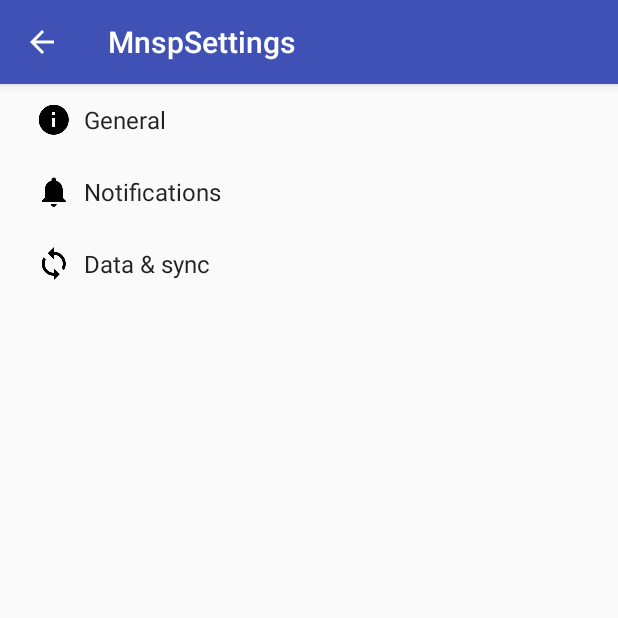
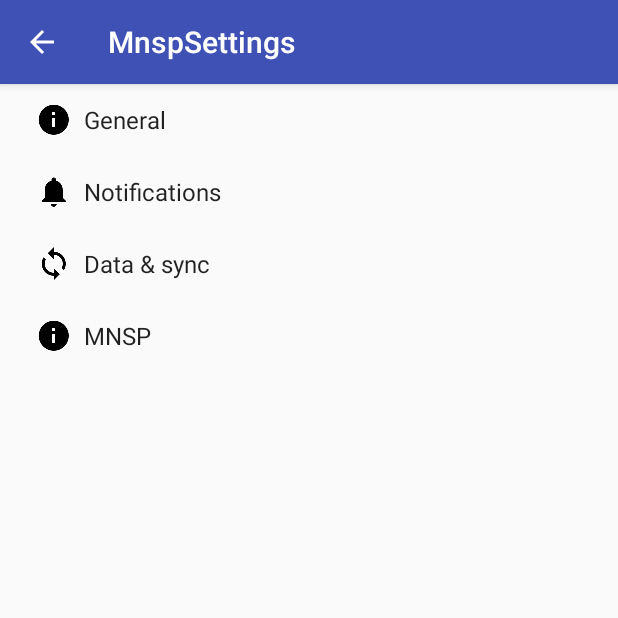
Before and after one commit to krajcovic/aterm, an Android app: the SettingsActivity screen opened directly, with no data from a screen before it, on a phone screen of 412 x 824 dp, the top half of it. Run offline under Robolectric (Android 15) with nearby library versions, the phone set to English and light mode, and no system bars.

Commit message:
MNSP settings. Not finished.

```diff
--- a/Terminal/src/main/res/values/strings.xml
+++ b/Terminal/src/main/res/values/strings.xml
@@ -115,10 +115,24 @@
         <item>When possible</item>
         <item>Never</item>
     </string-array>
+
+    <string-array name="pref_example_mnsp_encrypt_type_titles">
+        <item>Plain</item>
+        <item>Single DES</item>
+        <item>Tripple DES</item>
+    </string-array>
+
+
     <string-array name="pref_example_list_values">
         <item>1</item>
         <item>0</item>
         <item>-1</item>
+    </string-array>
+
+    <string-array name="pref_example_mnsp_encrypt_types">
+        <item>P</item>
+        <item>S</item>
+        <item>-T</item>
     </string-array>
 
     <!-- Example settings for Data & Sync -->
@@ -158,4 +172,10 @@
     <string name="menu_detail">Detail</string>
     <string name="menu_edit">Edit</string>
     <string name="menu_remove">Remove</string>
+    <string name="pref_default_mnsp_terminal_name">TERM0001</string>
+    <string name="pref_title_mnsp_terminal_name">Terminal name</string>
+    <string name="pref_default_mnsp_sequence_number">1</string>
+    <string name="pref_title_mnsp_sequence_number">Sequence number</string>
+    <string name="pref_title_mnsp_encrypt_type">Encrypt type</string>
+    <string name="pref_header_mnsp">MNSP</string>
 </resources>
--- a/Terminal/src/main/res/xml/pref_headers.xml
+++ b/Terminal/src/main/res/xml/pref_headers.xml
@@ -17,4 +17,9 @@
         android:icon="@drawable/ic_sync_black_24dp"
         android:title="@string/pref_header_data_sync" />
 
+    <header
+        android:fragment="cz.monetplus.aterm.SettingsActivity$MnspPreferenceFragment"
+        android:icon="@drawable/ic_info_black_24dp"
+        android:title="@string/pref_header_mnsp" />
+
 </preference-headers>
--- /dev/null
+++ b/Terminal/src/main/res/xml/pref_mnsp.xml
@@ -0,0 +1,32 @@
+<?xml version="1.0" encoding="utf-8"?>
+<PreferenceScreen xmlns:android="http://schemas.android.com/apk/res/android">
+    <EditTextPreference
+        android:capitalize="characters"
+        android:defaultValue="@string/pref_default_mnsp_terminal_name"
+        android:inputType="textCapWords"
+        android:key="example_text"
+        android:maxLines="1"
+        android:selectAllOnFocus="true"
+        android:singleLine="true"
+        android:title="@string/pref_title_mnsp_terminal_name" />
+
+    <EditTextPreference
+        android:capitalize="none"
+        android:defaultValue="@string/pref_default_mnsp_sequence_number"
+        android:inputType="textCapWords"
+        android:key="example_text"
+        android:maxLines="1"
+        android:selectAllOnFocus="true"
+        android:singleLine="true"
+        android:title="@string/pref_title_mnsp_sequence_number" />
+
+    <ListPreference
+        android:defaultValue="-1"
+        android:entries="@array/pref_example_mnsp_encrypt_type_titles"
+        android:entryValues="@array/pref_example_mnsp_encrypt_types"
+        android:key="example_list"
+        android:negativeButtonText="@null"
+        android:positiveButtonText="@null"
+        android:title="@string/pref_title_mnsp_encrypt_type" />
+
+</PreferenceScreen>
```
Also changed, not shown: Terminal/src/main/java/cz/monetplus/aterm/ManageMessagesActivity.java (+9 -2 lines), Terminal/src/main/java/cz/monetplus/aterm/SettingsActivity.java (+33 -1 lines), Terminal/src/main/java/cz/monetplus/aterm/database/control/SqlHandlerControl.java (+8 -0 lines).
